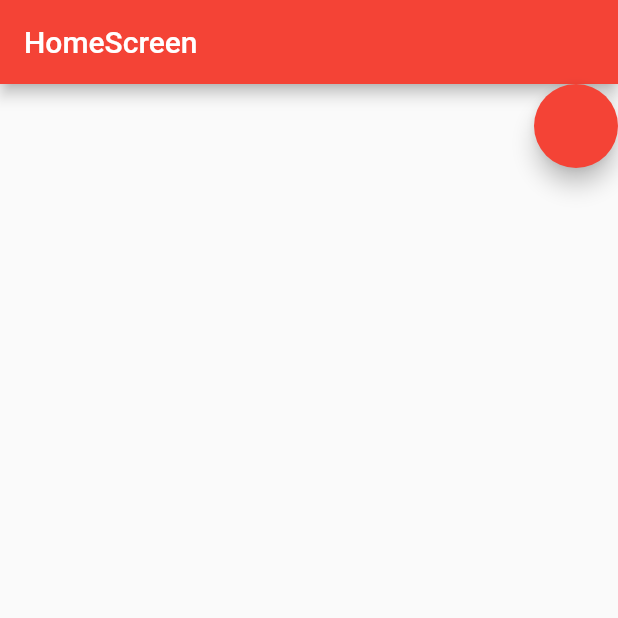
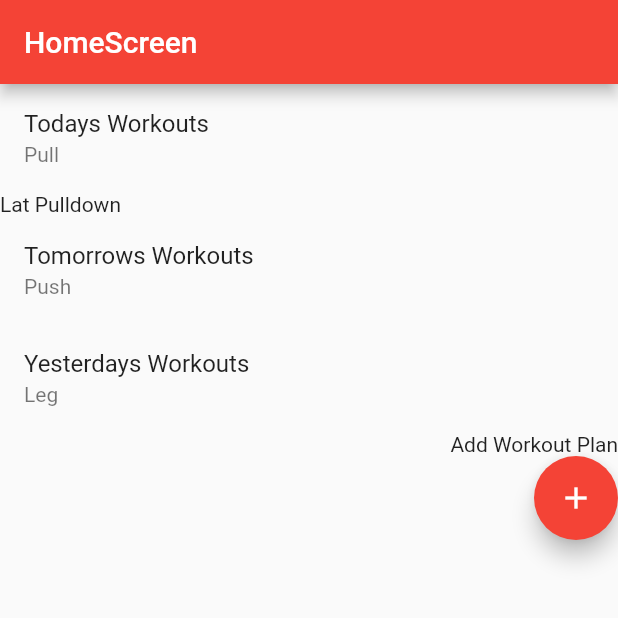
Before and after one commit to Luismartinez375/FitnessApp, a Flutter app: the screen it shows after launch, on a phone screen of 412 x 824 dp, the top half of it. Run offline on Flutter 3.47's test engine with Material 2 defaults, Android fonts, the phone set to English and light mode, and no system bars; our stand-ins replace cloud_firestore, firebase_auth, firebase_core, google_sign_in; accounts and stored records are empty.

Commit message:
buttontoadd

```diff
--- a/fitness_app/lib/screens/homeScreen.dart
+++ b/fitness_app/lib/screens/homeScreen.dart
@@ -11,6 +11,7 @@ import 'package:fitness_app/widgets/workoutcard.dart';
 
 final user = FirebaseAuthMethods(FirebaseAuth.instance).firebaseUser();
 final db = Database();
+
 // var workoutPlan = WorkoutPlan("Monday", "Leg-Push", workoutList);
 
 bool ispressed = true;
@@ -31,16 +32,43 @@ class _HomePageState extends State<HomePage> {
   @override
   Widget build(BuildContext context) {
     return Scaffold(
-        body: ListView(children: [
-      AppBar(
+        appBar: AppBar(
           title: Text(
             "HomeScreen",
           ),
         ),
+        body: ListView(children: [
+          SizedBox(
+              child: ListTile(
+            title: const Text('Todays Workouts'),
+            subtitle: const Text('Pull'),
+          )),
+          const Text('Lat Pulldown'),
+          SizedBox(
+              child: ListTile(
+            title: const Text('Tomorrows Workouts'),
+            subtitle: const Text('Push'),
+          )),
+          SizedBox(
+              child: ListTile(
+            title: const Text('Yesterdays Workouts'),
+            subtitle: const Text('Leg'),
+          )),
+          Container(
+            child: Text(
+              'Add Workout Plan',
+              textAlign: TextAlign.right,
+            ),
+          ),
           Align(
               alignment: Alignment.bottomRight,
-          child: FloatingActionButton(onPressed: () {
-            setState(() {});
+              child: FloatingActionButton(
+                  child: Icon(Icons.add),
+                  onPressed: () {
+                    setState(() {
+                      Navigator.push(context,
+                          MaterialPageRoute(builder: (context) => MyWidget()));
+                    });
                   }))
         ]));
   }
```
Also changed, not shown: fitness_app/lib/screens/tWorkoutScreen.dart (+19 -1 lines). Lines whose indentation alone changed are shown as unchanged.
